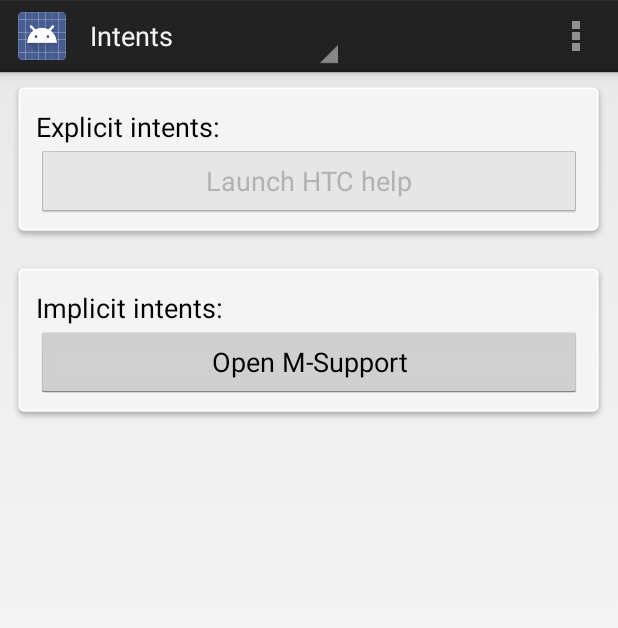
After one commit to gsysko/AndroidHour, an Android app: the fragment PackageManagerFragment placed in its activity, on a phone screen of 412 x 824 dp. The commit adds this screen. Shown: the top 628 px of the screen. Run offline under Robolectric (Android 15) with nearby library versions, the phone set to English and light mode, and no system bars.

Commit message:
Added section covering intents (implicit and explicit)

```diff
--- a/AndroidHour/src/main/java/com/uxd/androidhour/MainActivity.java
+++ b/AndroidHour/src/main/java/com/uxd/androidhour/MainActivity.java
@@ -86,7 +86,7 @@
                 fragment = new DummySectionFragment();
                 break;
             case 2 :
-                fragment = new DummySectionFragment();
+                fragment = new PackageManagerFragment();
                 break;
             default :
                 fragment = new DummySectionFragment();
--- /dev/null
+++ b/AndroidHour/src/main/java/com/uxd/androidhour/PackageManagerFragment.java
@@ -0,0 +1,54 @@
+package com.uxd.androidhour;
+
+import android.content.Intent;
+import android.content.pm.PackageManager;
+import android.content.pm.ResolveInfo;
+import android.os.Bundle;
+import android.view.LayoutInflater;
+import android.view.View;
+import android.view.ViewGroup;
+import android.widget.Button;
+
+import java.util.List;
+
+/**
+ * Created by banelson on 6/21/13.
+ */
+public class PackageManagerFragment extends android.support.v4.app.Fragment {
+
+
+    private View v;
+    private Intent intent = new Intent().setClassName("com.htc.showme", "com.htc.showme.ui.MainPage");
+
+    @Override
+    public View onCreateView(LayoutInflater inflater, ViewGroup container, Bundle savedInstanceState) {
+        v = inflater.inflate(R.layout.intent_fragment, container, false);
+
+        PackageManager packageManager = getActivity().getPackageManager();
+        List<ResolveInfo> activities = packageManager.queryIntentActivities(intent, 0);
+        boolean isIntentSafe = activities.size() > 0;
+
+        if (!isIntentSafe)
+        {
+            v.findViewById(R.id.button_explicit).setEnabled(false);
+        }
+
+
+        return v;
+    }
+
+
+    @Override
+    public void onActivityCreated(Bundle savedInstanceState) {
+        super.onActivityCreated(savedInstanceState);
+        Button explicitButton = (Button) v.findViewById(R.id.button_explicit);
+        explicitButton.setOnClickListener(new View.OnClickListener() {
+            @Override
+        public void onClick(View vew){
+            startActivity(intent);
+            }
+
+        });
+    }
+
+}
```
Also changed, not shown: 2 other files.
